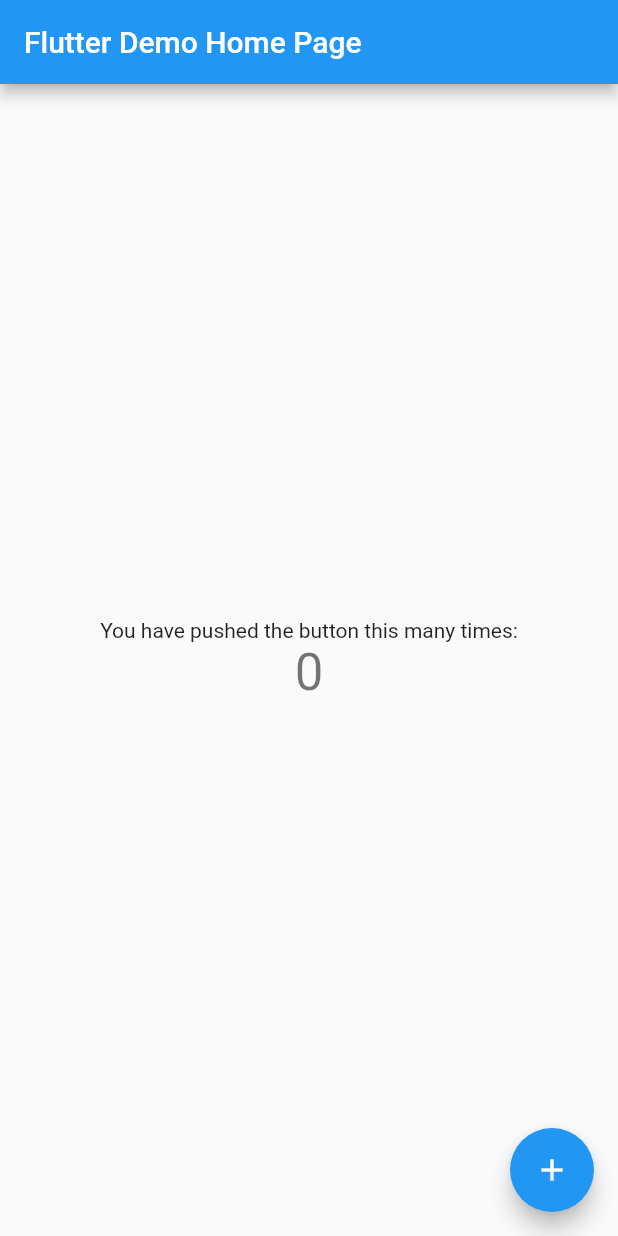
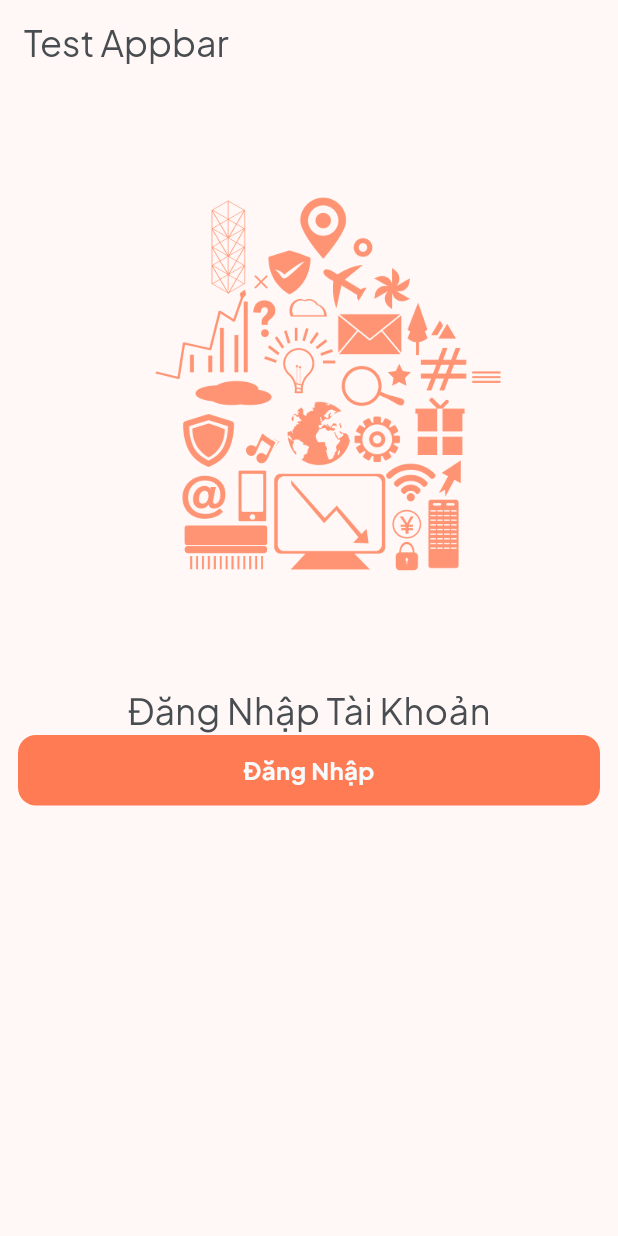
Before and after one commit to doanvanquoc/iot_app, a Flutter app: the screen it shows after launch, on a phone screen of 412 x 824 dp. Run offline on Flutter 3.47's test engine with Material 2 defaults, Android fonts, the phone set to English and light mode, and no system bars; our stand-ins replace google_fonts.

Commit message:
custom style, color, fonts

```diff
--- /dev/null
+++ b/lib/common/app_color.dart
@@ -0,0 +1,9 @@
+import 'package:flutter/material.dart';
+// Chú ý xem màu trong design figma để dùng cho chuẩn
+class AppColor {
+  static const primaryColor = Color(0xffFF7B54); //màu chủ đạo
+  static const secondaryColor = Color(0xff8FACC0); //màu xám đậm
+  static const backgroundColor = Color(0xffDDE6ED); //màu xám nhạt
+}
+
+//HDSD => color: AppColor.primaryColor.....
--- /dev/null
+++ b/lib/common/app_style.dart
@@ -0,0 +1,22 @@
+import 'package:flutter/material.dart';
+
+class AppStyle {
+  static const appBarText = TextStyle(
+    color: Color(0xff484D51),
+    fontSize: 24,
+  ); // Style text appbar
+
+  static const onImagePrimaryText = TextStyle(
+    color: Color(0xffF7FBFC),
+    fontSize: 14,
+  ); // Style text cho text nằm trên ảnh, dòng 1
+  static const onImageSecondaryText = TextStyle(
+    color: Color(0xffF7FBFC),
+    fontSize: 12,
+  ); // Style text cho text nằm trên ảnh, dòng 2
+
+  static const buttonText = TextStyle(
+      color: Color(0xffF7FBFC), fontSize: 16, fontWeight: FontWeight.w700);
+}
+
+//HDSD => Text('AppBar Text', style: AppStyle.appBarPrimaryText)
--- /dev/null
+++ b/lib/common/my_button.dart
@@ -0,0 +1,24 @@
+//Dùng button này cho các button trong app, không cần tự custom
+import 'package:flutter/material.dart';
+import 'package:iot_app/common/app_color.dart';
+import 'package:iot_app/common/app_style.dart';
+
+class MyButton extends StatelessWidget {
+  const MyButton({super.key, required this.text});
+  final String text;
+  @override
+  Widget build(BuildContext context) {
+    return Container(
+      padding: const EdgeInsets.symmetric(horizontal: 8, vertical: 12),
+      decoration: BoxDecoration(
+        color: AppColor.primaryColor,
+        borderRadius: BorderRadius.circular(12),
+      ),
+      alignment: Alignment.center,
+      child: Text(
+        text,
+        style: AppStyle.buttonText,
+      ),
+    );
+  }
+}
--- /dev/null
+++ b/lib/homepage.dart
@@ -0,0 +1,32 @@
+import 'package:flutter/material.dart';
+import 'package:iot_app/common/app_color.dart';
+import 'package:iot_app/common/app_style.dart';
+import 'package:iot_app/common/my_button.dart';
+
+class HomePage extends StatelessWidget {
+  const HomePage({super.key});
+  @override
+  Widget build(BuildContext context) {
+    return Scaffold(
+      appBar: AppBar(
+        title: const Text(
+          'Test Appbar',
+          style: AppStyle.appBarText,
+        ),
+      ),
+      body: Padding(
+        padding: const EdgeInsets.all(12),
+        child: Column(
+          children: [
+            Image.asset(
+              'assets/images/logo.png',
+              color: AppColor.primaryColor.withOpacity(0.8),
+            ),
+            const Text('Đăng Nhập Tài Khoản', style: AppStyle.appBarText),
+            const MyButton(text: 'Đăng Nhập'),
+          ],
+        ),
+      ),
+    );
+  }
+}
--- a/lib/main.dart
+++ b/lib/main.dart
@@ -1,4 +1,7 @@
 import 'package:flutter/material.dart';
+import 'package:google_fonts/google_fonts.dart';
+
+import 'homepage.dart';
 
 void main() {
   runApp(const MyApp());
@@ -7,109 +10,17 @@ void main() {
 class MyApp extends StatelessWidget {
   const MyApp({super.key});
 
-  // This widget is the root of your application.
   @override
   Widget build(BuildContext context) {
     return MaterialApp(
-      title: 'Flutter Demo',
+      title: 'IoT App',
       theme: ThemeData(
-        // This is the theme of your application.
-        //
-        // Try running your application with "flutter run". You'll see the
-        // application has a blue toolbar. Then, without quitting the app, try
-        // changing the primarySwatch below to Colors.green and then invoke
-        // "hot reload" (press "r" in the console where you ran "flutter run",
-        // or simply save your changes to "hot reload" in a Flutter IDE).
-        // Notice that the counter didn't reset back to zero; the application
-        // is not restarted.
-        primarySwatch: Colors.blue,
+        primarySwatch: Colors.orange,
+        colorScheme: ColorScheme.fromSeed(seedColor: const Color(0xffFF7B54)),
+        useMaterial3: true,
+        fontFamily: GoogleFonts.plusJakartaSans().fontFamily,
       ),
-      home: const MyHomePage(title: 'Flutter Demo Home Page'),
+      home: const HomePage(),
     );
   }
 }
-
-class MyHomePage extends StatefulWidget {
-  const MyHomePage({super.key, required this.title});
-
-  // This widget is the home page of your application. It is stateful, meaning
-  // that it has a State object (defined below) that contains fields that affect
-  // how it looks.
-
-  // This class is the configuration for the state. It holds the values (in this
-  // case the title) provided by the parent (in this case the App widget) and
-  // used by the build method of the State. Fields in a Widget subclass are
-  // always marked "final".
-
-  final String title;
-
-  @override
-  State<MyHomePage> createState() => _MyHomePageState();
-}
-
-class _MyHomePageState extends State<MyHomePage> {
-  int _counter = 0;
-
-  void _incrementCounter() {
-    setState(() {
-      // This call to setState tells the Flutter framework that something has
-      // changed in this State, which causes it to rerun the build method below
-      // so that the display can reflect the updated values. If we changed
-      // _counter without calling setState(), then the build method would not be
-      // called again, and so nothing would appear to happen.
-      _counter++;
-    });
-  }
-
-  @override
-  Widget build(BuildContext context) {
-    // This method is rerun every time setState is called, for instance as done
-    // by the _incrementCounter method above.
-    //
-    // The Flutter framework has been optimized to make rerunning build methods
-    // fast, so that you can just rebuild anything that needs updating rather
-    // than having to individually change instances of widgets.
-    return Scaffold(
-      appBar: AppBar(
-        // Here we take the value from the MyHomePage object that was created by
-        // the App.build method, and use it to set our appbar title.
-        title: Text(widget.title),
-      ),
-      body: Center(
-        // Center is a layout widget. It takes a single child and positions it
-        // in the middle of the parent.
-        child: Column(
-          // Column is also a layout widget. It takes a list of children and
-          // arranges them vertically. By default, it sizes itself to fit its
-          // children horizontally, and tries to be as tall as its parent.
-          //
-          // Invoke "debug painting" (press "p" in the console, choose the
-          // "Toggle Debug Paint" action from the Flutter Inspector in Android
-          // Studio, or the "Toggle Debug Paint" command in Visual Studio Code)
-          // to see the wireframe for each widget.
-          //
-          // Column has various properties to control how it sizes itself and
-          // how it positions its children. Here we use mainAxisAlignment to
-          // center the children vertically; the main axis here is the vertical
-          // axis because Columns are vertical (the cross axis would be
-          // horizontal).
-          mainAxisAlignment: MainAxisAlignment.center,
-          children: <Widget>[
-            const Text(
-              'You have pushed the button this many times:',
-            ),
-            Text(
-              '$_counter',
-              style: Theme.of(context).textTheme.headlineMedium,
-            ),
-          ],
-        ),
-      ),
-      floatingActionButton: FloatingActionButton(
-        onPressed: _incrementCounter,
-        tooltip: 'Increment',
-        child: const Icon(Icons.add),
-      ), // This trailing comma makes auto-formatting nicer for build methods.
-    );
-  }
-}
--- a/pubspec.yaml
+++ b/pubspec.yaml
@@ -35,6 +35,8 @@ dependencies:
   # The following adds the Cupertino Icons font to your application.
   # Use with the CupertinoIcons class for iOS style icons.
   cupertino_icons: ^1.0.2
+  flutter_svg: ^2.0.5
+  google_fonts: ^4.0.4
 
 dev_dependencies:
   flutter_test:
@@ -59,8 +61,8 @@ flutter:
   uses-material-design: true
 
   # To add assets to your application, add an assets section, like this:
-  # assets:
-  #   - images/a_dot_burr.jpeg
+  assets:
+    - assets/images/
   #   - images/a_dot_ham.jpeg
 
   # An image asset can refer to one or more resolution-specific "variants", see
```
Also changed, not shown: assets/images/logo.png (added), pubspec.lock, 1 other file.
